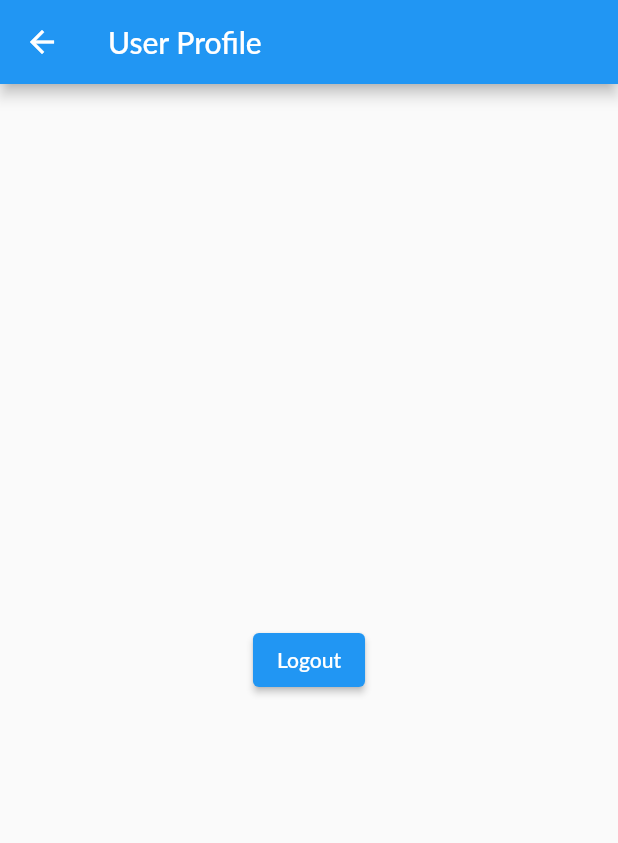
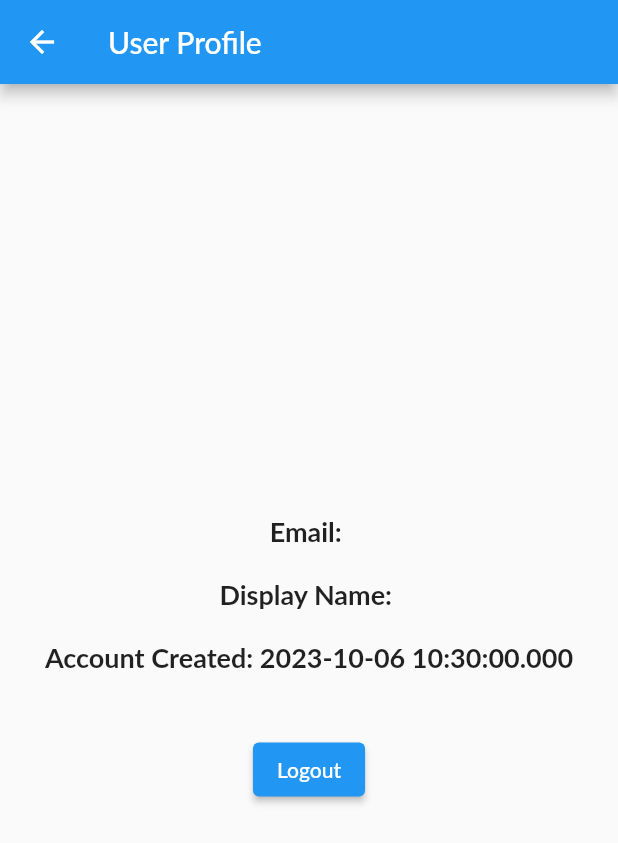
Before and after one commit to mmmtastymmm/example-shop-sudocodellc, a Flutter app: the UserProfileScreen screen opened directly, on a phone screen of 412 x 824 dp. Shown: the top 843 px of the screen. Run offline on Flutter 3.47's test engine with Material 2 defaults, Android fonts, the phone set to English and light mode, and no system bars; our stand-ins replace firebase_auth, firebase_core; accounts and stored records are empty; Roboto replaces fonts that are missing (Lato).

Commit message:
Add logout screen

```diff
--- a/lib/main.dart
+++ b/lib/main.dart
@@ -2,6 +2,7 @@ import 'package:example_shop_sudocodellc/providers/shopping_results.dart';
 import 'package:example_shop_sudocodellc/screens/home_page.dart';
 import 'package:example_shop_sudocodellc/screens/login_page.dart';
 import 'package:example_shop_sudocodellc/screens/signup_screen.dart';
+import 'package:example_shop_sudocodellc/screens/user_page.dart';
 import 'package:example_shop_sudocodellc/widgets/shift_right_fixer.dart';
 import 'package:firebase_core/firebase_core.dart';
 import 'package:flutter/material.dart';
@@ -46,6 +47,9 @@ class MyApp extends StatelessWidget {
           },
           SignupScreen.routeName: (context) {
             return const SignupScreen();
+          },
+          UserProfileScreen.routeName: (context) {
+            return const UserProfileScreen();
           }
         },
       ),
--- a/lib/screens/login_page.dart
+++ b/lib/screens/login_page.dart
@@ -36,6 +36,8 @@ class _LoginScreenState extends State<LoginScreen> {
         localIssue = 'No user found for that email.';
       } else if (e.code == 'wrong-password') {
         localIssue = 'Wrong password provided for that user.';
+      } else if (e.code == "invalid-login-credentials") {
+        localIssue = "Invalid login provided";
       } else {
         localIssue = "Error: ${e.message}";
       }
--- a/lib/screens/user_page.dart
+++ b/lib/screens/user_page.dart
@@ -1,4 +1,3 @@
-import 'package:example_shop_sudocodellc/screens/home_page.dart';
 import 'package:firebase_auth/firebase_auth.dart';
 import 'package:flutter/material.dart';
 import 'package:provider/provider.dart';
@@ -8,20 +7,54 @@ import '../providers/shopping_results.dart';
 class UserProfileScreen extends StatelessWidget {
   static const routeName = "/user-profile";
 
+  const UserProfileScreen({super.key});
+
   @override
   Widget build(BuildContext context) {
     User? currentUser = Provider.of<ShoppingState>(context).currentUser;
-    String firstName = Provider.of<ShoppingState>(context).firstName;
 
     return Scaffold(
       appBar: AppBar(
         title: const Text('User Profile'),
       ),
       body: Center(
-        child: Column(
+        child: currentUser == null
+            ? const Text(
+                "User not logged in",
+                style: TextStyle(fontSize: 24, fontWeight: FontWeight.bold),
+              )
+            : Column(
                 mainAxisAlignment: MainAxisAlignment.center,
                 children: [
-            // ... [rest of your user details widgets]
+                  // Display user's email
+                  if (currentUser.email != null)
+                    Text(
+                      "Email: ${currentUser.email}",
+                      style: const TextStyle(
+                          fontSize: 18, fontWeight: FontWeight.bold),
+                    ),
+
+                  const SizedBox(height: 20), // Spacer
+
+                  // Display user's display name
+                  if (currentUser.displayName != null)
+                    Text(
+                      "Display Name: ${currentUser.displayName}",
+                      style: const TextStyle(
+                          fontSize: 18, fontWeight: FontWeight.bold),
+                    ),
+
+                  const SizedBox(height: 20), // Spacer
+
+                  // Display user's account creation date
+                  if (currentUser.metadata.creationTime != null)
+                    Text(
+                      "Account Created: ${currentUser.metadata.creationTime}",
+                      style: const TextStyle(
+                          fontSize: 18, fontWeight: FontWeight.bold),
+                    ),
+
+                  const SizedBox(height: 40), // Spacer
 
                   ElevatedButton(
                     onPressed: () async {
@@ -29,10 +62,7 @@ class UserProfileScreen extends StatelessWidget {
                           .signOut();
 
                       // Navigate to /home and clear all routes beneath it
-                Navigator.of(context).pushAndRemoveUntil(
-                  MaterialPageRoute(builder: (context) => const HomeScreen()),
-                  (route) => false,
-                );
+                      Navigator.of(context).pop();
                     },
                     child: const Text("Logout"),
                   ),
```
Also changed, not shown: lib/providers/shopping_results.dart (+1 -12 lines), lib/screens/home_page.dart (+12 -6 lines). Lines whose indentation alone changed are shown as unchanged.
